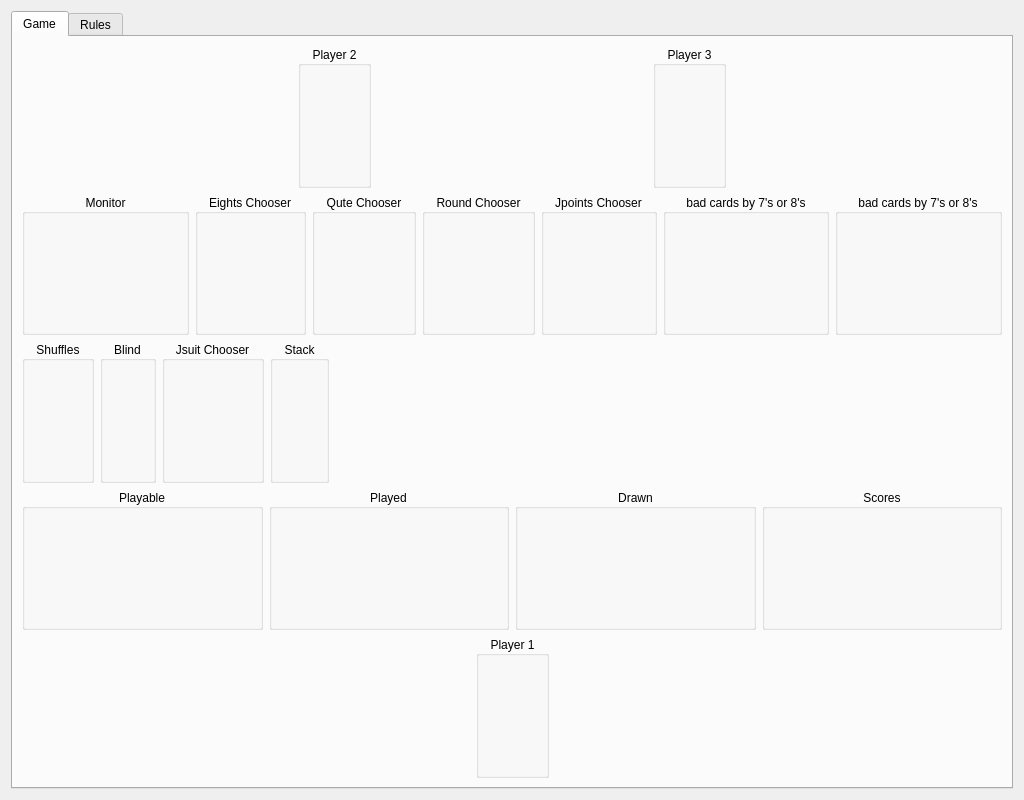
squawk7x/aQuteCardGame, file table.ui: the form before one commit.
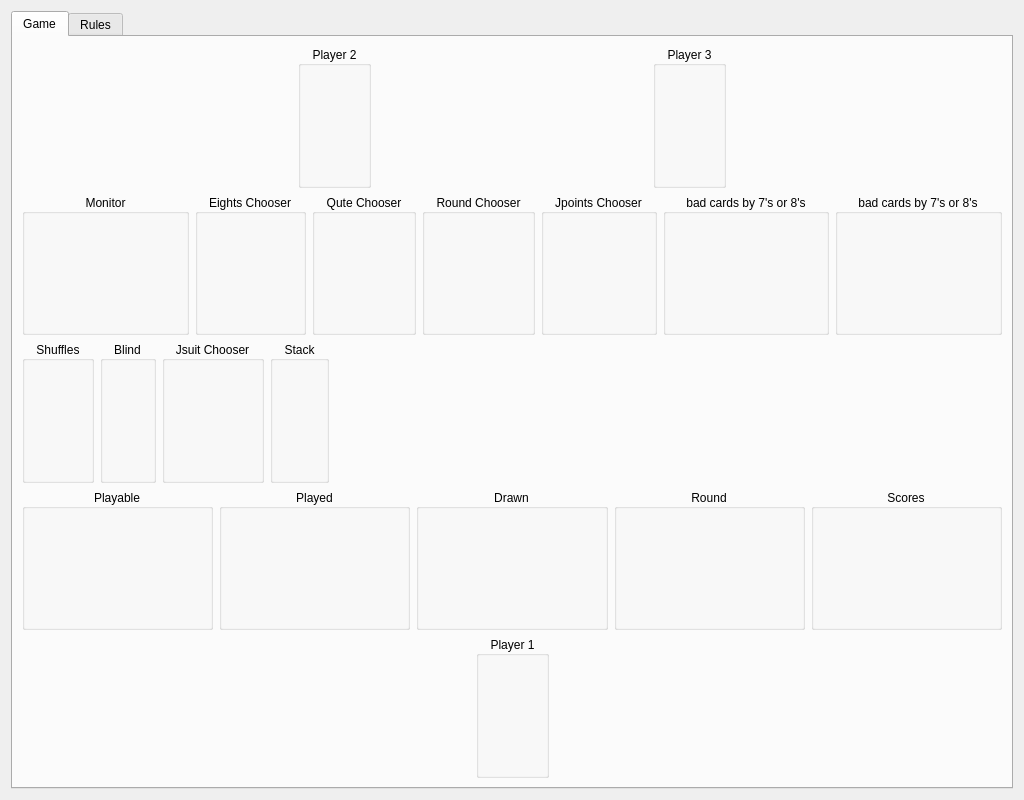
The form after the commit.

Patch:
```diff
--- a/table.ui
+++ b/table.ui
@@ -340,6 +340,17 @@
            <layout class="QHBoxLayout" name="drawn"/>
           </widget>
          </item>
+         <item>
+          <widget class="QGroupBox" name="Round">
+           <property name="title">
+            <string>Round</string>
+           </property>
+           <property name="alignment">
+            <set>Qt::AlignCenter</set>
+           </property>
+           <layout class="QHBoxLayout" name="round"/>
+          </widget>
+         </item>
          <item>
           <widget class="QGroupBox" name="Scores">
            <property name="title">
```
